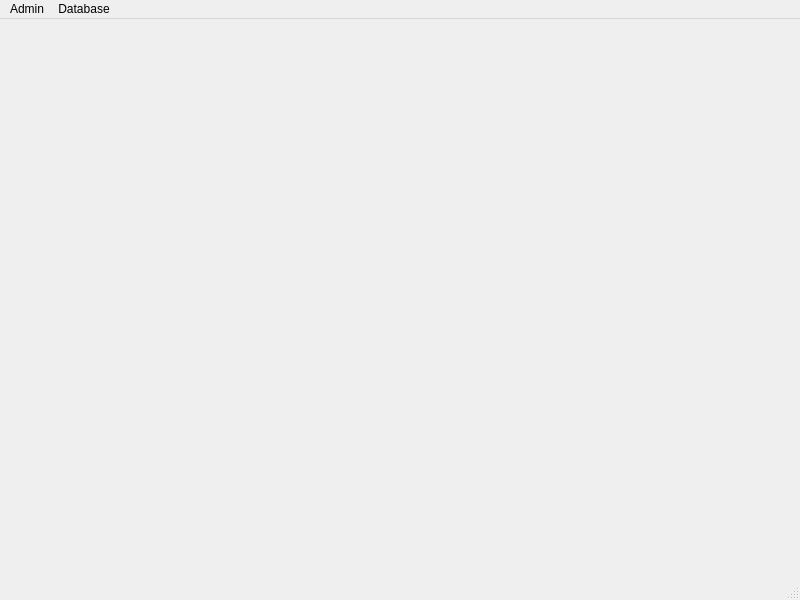
Qt form CollegeTouring/mainwindow.ui (Ykhan799/CollegeTouringS21) before a commit.
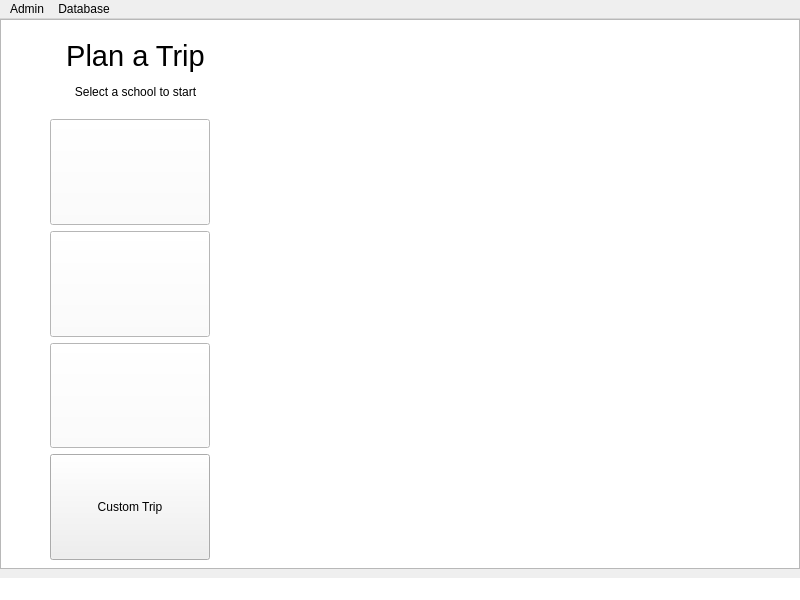
The same form after that commit. Icons and pictures are not drawn.

Patch:
```diff
--- a/CollegeTouring/mainwindow.ui
+++ b/CollegeTouring/mainwindow.ui
@@ -13,7 +13,145 @@
   <property name="windowTitle">
    <string>MainWindow</string>
   </property>
-  <widget class="QWidget" name="centralwidget"/>
+  <widget class="QWidget" name="centralwidget">
+   <property name="styleSheet">
+    <string notr="true"/>
+   </property>
+   <widget class="QWidget" name="verticalLayoutWidget">
+    <property name="geometry">
+     <rect>
+      <x>50</x>
+      <y>100</y>
+      <width>160</width>
+      <height>441</height>
+     </rect>
+    </property>
+    <layout class="QVBoxLayout" name="verticalLayout">
+     <item>
+      <widget class="QPushButton" name="pushButton_4">
+       <property name="maximumSize">
+        <size>
+         <width>16777215</width>
+         <height>118</height>
+        </size>
+       </property>
+       <property name="styleSheet">
+        <string notr="true">image: url(:/images/asu_logo.png);
+color: rgb(255, 255, 255);
+background-color: rgb(255, 255, 255);
+background-image: url(:/images/white.png);</string>
+       </property>
+       <property name="text">
+        <string/>
+       </property>
+      </widget>
+     </item>
+     <item>
+      <widget class="QPushButton" name="pushButton_2">
+       <property name="maximumSize">
+        <size>
+         <width>16777215</width>
+         <height>118</height>
+        </size>
+       </property>
+       <property name="styleSheet">
+        <string notr="true">image: url(:/images/uci_logo.png);
+background-image: url(:/images/white.png);
+color: rgb(255, 255, 255);
+background-color: rgb(255, 255, 255);</string>
+       </property>
+       <property name="text">
+        <string/>
+       </property>
+      </widget>
+     </item>
+     <item>
+      <widget class="QPushButton" name="pushButton_3">
+       <property name="maximumSize">
+        <size>
+         <width>16777215</width>
+         <height>118</height>
+        </size>
+       </property>
+       <property name="styleSheet">
+        <string notr="true">background-color: rgb(255, 255, 255);
+background-image: url(:/images/white.png);
+color: rgb(255, 255, 255);
+image: url(:/images/saddleback_logo.png);</string>
+       </property>
+       <property name="text">
+        <string/>
+       </property>
+      </widget>
+     </item>
+     <item>
+      <widget class="QPushButton" name="pushButton_5">
+       <property name="maximumSize">
+        <size>
+         <width>16777215</width>
+         <height>118</height>
+        </size>
+       </property>
+       <property name="styleSheet">
+        <string notr="true">background-image: url(:/images/white.png);
+color: rgb(0, 0, 0);</string>
+       </property>
+       <property name="text">
+        <string>Custom Trip</string>
+       </property>
+      </widget>
+     </item>
+    </layout>
+   </widget>
+   <widget class="QGraphicsView" name="graphicsView">
+    <property name="geometry">
+     <rect>
+      <x>0</x>
+      <y>0</y>
+      <width>800</width>
+      <height>550</height>
+     </rect>
+    </property>
+    <property name="styleSheet">
+     <string notr="true">image: url(:/images/saddleback_quad_bg.png);
+background-image: url(:/images/saddleback_quad_bg.png);</string>
+    </property>
+   </widget>
+   <widget class="QLabel" name="label">
+    <property name="geometry">
+     <rect>
+      <x>320</x>
+      <y>100</y>
+      <width>491</width>
+      <height>341</height>
+     </rect>
+    </property>
+    <property name="text">
+     <string>&lt;html&gt;&lt;head/&gt;&lt;body&gt;&lt;p&gt;&lt;img src=&quot;:/images/logo program.png&quot; width=&quot;583&quot; height=&quot;391&quot;/&gt;&lt;/p&gt;&lt;/body&gt;&lt;/html&gt;</string>
+    </property>
+   </widget>
+   <widget class="QLabel" name="label_2">
+    <property name="geometry">
+     <rect>
+      <x>30</x>
+      <y>10</y>
+      <width>211</width>
+      <height>81</height>
+     </rect>
+    </property>
+    <property name="styleSheet">
+     <string notr="true">background-color: rgb(255, 255, 255);
+color: rgb(0, 0, 0);</string>
+    </property>
+    <property name="text">
+     <string>&lt;html&gt;&lt;head/&gt;&lt;body&gt;&lt;p align=&quot;center&quot;&gt;&lt;span style=&quot; font-size:22pt;&quot;&gt;Plan a Trip&lt;/span&gt;&lt;/p&gt;&lt;p align=&quot;center&quot;&gt;&lt;span style=&quot; font-size:9pt;&quot;&gt;Select a school to start&lt;/span&gt;&lt;/p&gt;&lt;/body&gt;&lt;/html&gt;</string>
+    </property>
+   </widget>
+   <zorder>graphicsView</zorder>
+   <zorder>verticalLayoutWidget</zorder>
+   <zorder>label</zorder>
+   <zorder>label_2</zorder>
+  </widget>
   <widget class="QMenuBar" name="menubar">
    <property name="geometry">
     <rect>
@@ -40,7 +178,11 @@
    <addaction name="menuDatabase"/>
    <addaction name="menuDatabase_2"/>
   </widget>
-  <widget class="QStatusBar" name="statusbar"/>
+  <widget class="QStatusBar" name="statusbar">
+   <property name="styleSheet">
+    <string notr="true">background-color: rgb(255, 255, 255);</string>
+   </property>
+  </widget>
   <action name="actionLog_In">
    <property name="text">
     <string>Log In</string>
```
Left out of the diff: 5 changed lines with no effect on the pictures.
